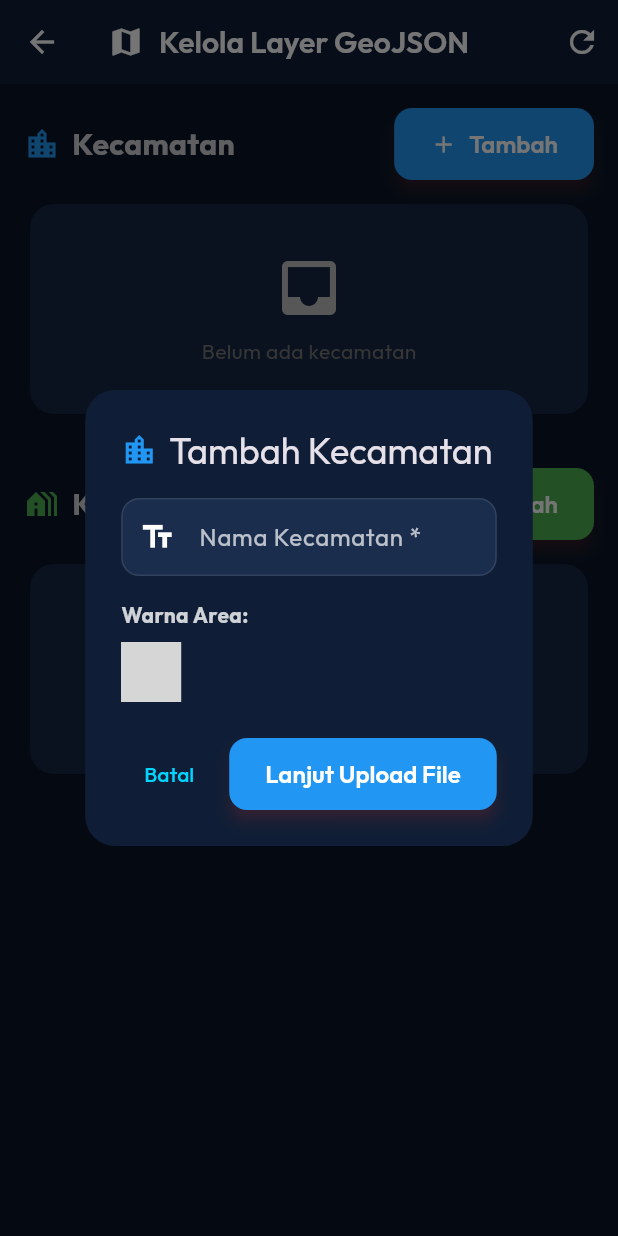
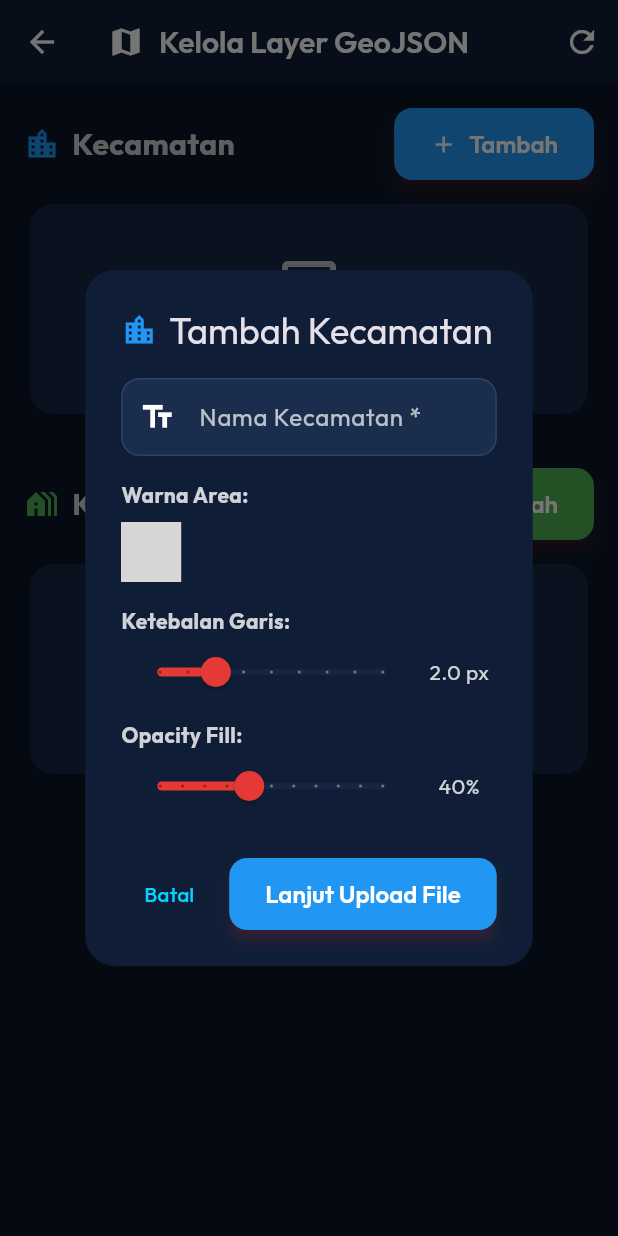
Before and after one commit to armadanpagala88-code/rtsp_flutter, a Flutter app: the GeoJsonAdminScreen screen opened directly, after a tap on "Tambah", on a phone screen of 412 x 824 dp. Run offline on Flutter 3.47's test engine with Material 3 defaults, Android fonts, the phone set to English and light mode, and no system bars; our stand-ins replace flutter_map, google_fonts, latlong2; missing offline and left inert: dart:html, dart:ui_web, flex_color_picker; network calls fail; statements that could not run were skipped; grey boxes are pictures that could not be loaded.

Commit message:
feat: Add line width and fill opacity controls to GeoJSON upload
- Added slider for line width (1-5px) in Kecamatan and Kelurahan dialogs
- Added slider for fill opacity (0-100%) in both dialogs
- Default values: Kecamatan (2px, 40%), Kelurahan (2px, 30%)
- Real-time preview of selected values
- Better customization for polygon styling

```diff
--- a/flutter_app/lib/screens/geojson_admin_screen.dart
+++ b/flutter_app/lib/screens/geojson_admin_screen.dart
@@ -40,6 +40,8 @@ class _GeoJsonAdminScreenState extends State<GeoJsonAdminScreen> {
   Future<void> _showAddKecamatanDialog() async {
     final nameController = TextEditingController();
     Color selectedColor = Colors.blue;
+    double lineWidth = 2.0;
+    double fillOpacity = 0.4;
 
     final result = await showDialog<Map<String, dynamic>>(
       context: context,
@@ -81,6 +83,46 @@ class _GeoJsonAdminScreenState extends State<GeoJsonAdminScreen> {
                   heading: const SizedBox(),
                   subheading: const SizedBox(),
                 ),
+                const SizedBox(height: 16),
+                const Text('Ketebalan Garis:', style: TextStyle(fontWeight: FontWeight.bold)),
+                Row(
+                  children: [
+                    Expanded(
+                      child: Slider(
+                        value: lineWidth,
+                        min: 1.0,
+                        max: 5.0,
+                        divisions: 8,
+                        label: '${lineWidth.toStringAsFixed(1)} px',
+                        onChanged: (value) => setDialogState(() => lineWidth = value),
+                      ),
+                    ),
+                    SizedBox(
+                      width: 50,
+                      child: Text('${lineWidth.toStringAsFixed(1)} px', textAlign: TextAlign.center),
+                    ),
+                  ],
+                ),
+                const SizedBox(height: 8),
+                const Text('Opacity Fill:', style: TextStyle(fontWeight: FontWeight.bold)),
+                Row(
+                  children: [
+                    Expanded(
+                      child: Slider(
+                        value: fillOpacity,
+                        min: 0.0,
+                        max: 1.0,
+                        divisions: 10,
+                        label: '${(fillOpacity * 100).toInt()}%',
+                        onChanged: (value) => setDialogState(() => fillOpacity = value),
+                      ),
+                    ),
+                    SizedBox(
+                      width: 50,
+                      child: Text('${(fillOpacity * 100).toInt()}%', textAlign: TextAlign.center),
+                    ),
+                  ],
+                ),
               ],
             ),
           ),
@@ -100,6 +142,8 @@ class _GeoJsonAdminScreenState extends State<GeoJsonAdminScreen> {
                 Navigator.pop(context, {
                   'name': nameController.text,
                   'color': '#${selectedColor.value.toRadixString(16).substring(2)}',
+                  'lineWidth': lineWidth,
+                  'fillOpacity': fillOpacity,
                 });
               },
               style: ElevatedButton.styleFrom(backgroundColor: Colors.blue),
@@ -171,6 +215,8 @@ class _GeoJsonAdminScreenState extends State<GeoJsonAdminScreen> {
     final nameController = TextEditingController();
     String? selectedKecamatanId = _kecamatanList.first['id'];
     Color selectedColor = Colors.green;
+    double lineWidth = 2.0;
+    double fillOpacity = 0.3;
 
     final result = await showDialog<Map<String, dynamic>>(
       context: context,
@@ -228,6 +274,46 @@ class _GeoJsonAdminScreenState extends State<GeoJsonAdminScreen> {
                   heading: const SizedBox(),
                   subheading: const SizedBox(),
                 ),
+                const SizedBox(height: 16),
+                const Text('Ketebalan Garis:', style: TextStyle(fontWeight: FontWeight.bold)),
+                Row(
+                  children: [
+                    Expanded(
+                      child: Slider(
+                        value: lineWidth,
+                        min: 1.0,
+                        max: 5.0,
+                        divisions: 8,
+                        label: '${lineWidth.toStringAsFixed(1)} px',
+                        onChanged: (value) => setDialogState(() => lineWidth = value),
+                      ),
+                    ),
+                    SizedBox(
+                      width: 50,
+                      child: Text('${lineWidth.toStringAsFixed(1)} px', textAlign: TextAlign.center),
+                    ),
+                  ],
+                ),
+                const SizedBox(height: 8),
+                const Text('Opacity Fill:', style: TextStyle(fontWeight: FontWeight.bold)),
+                Row(
+                  children: [
+                    Expanded(
+                      child: Slider(
+                        value: fillOpacity,
+                        min: 0.0,
+                        max: 1.0,
+                        divisions: 10,
+                        label: '${(fillOpacity * 100).toInt()}%',
+                        onChanged: (value) => setDialogState(() => fillOpacity = value),
+                      ),
+                    ),
+                    SizedBox(
+                      width: 50,
+                      child: Text('${(fillOpacity * 100).toInt()}%', textAlign: TextAlign.center),
+                    ),
+                  ],
+                ),
               ],
             ),
           ),
@@ -248,6 +334,8 @@ class _GeoJsonAdminScreenState extends State<GeoJsonAdminScreen> {
                   'name': nameController.text,
                   'kecamatanId': selectedKecamatanId,
                   'color': '#${selectedColor.value.toRadixString(16).substring(2)}',
+                  'lineWidth': lineWidth,
+                  'fillOpacity': fillOpacity,
                 });
               },
               style: ElevatedButton.styleFrom(backgroundColor: Colors.green),
```
